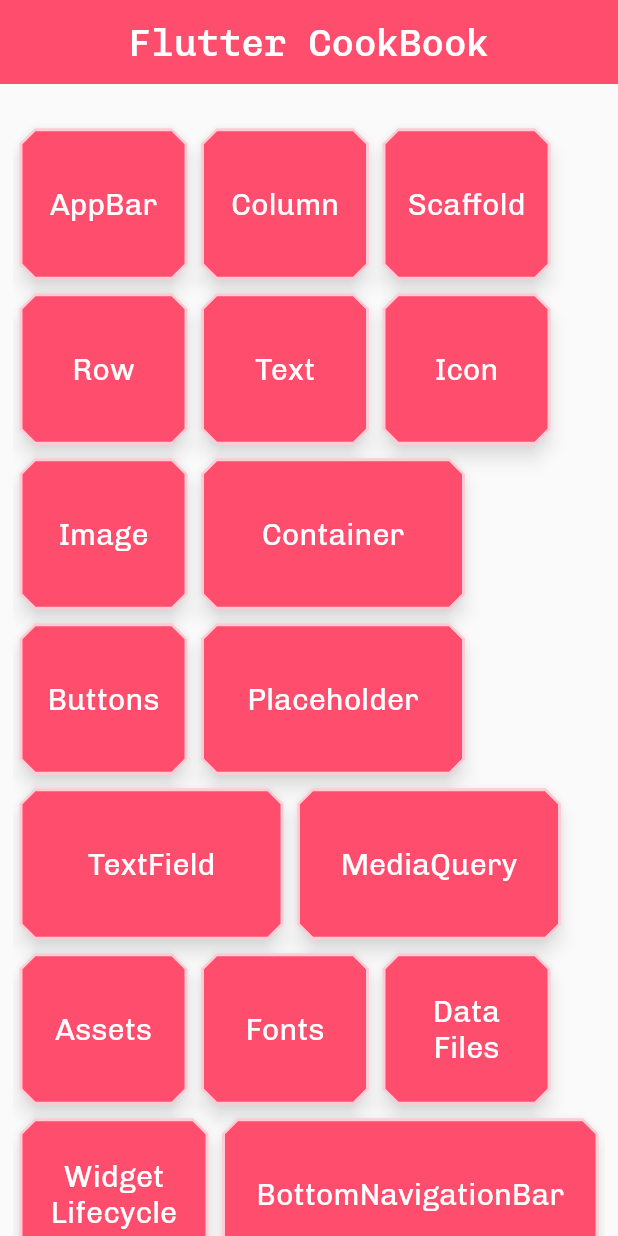
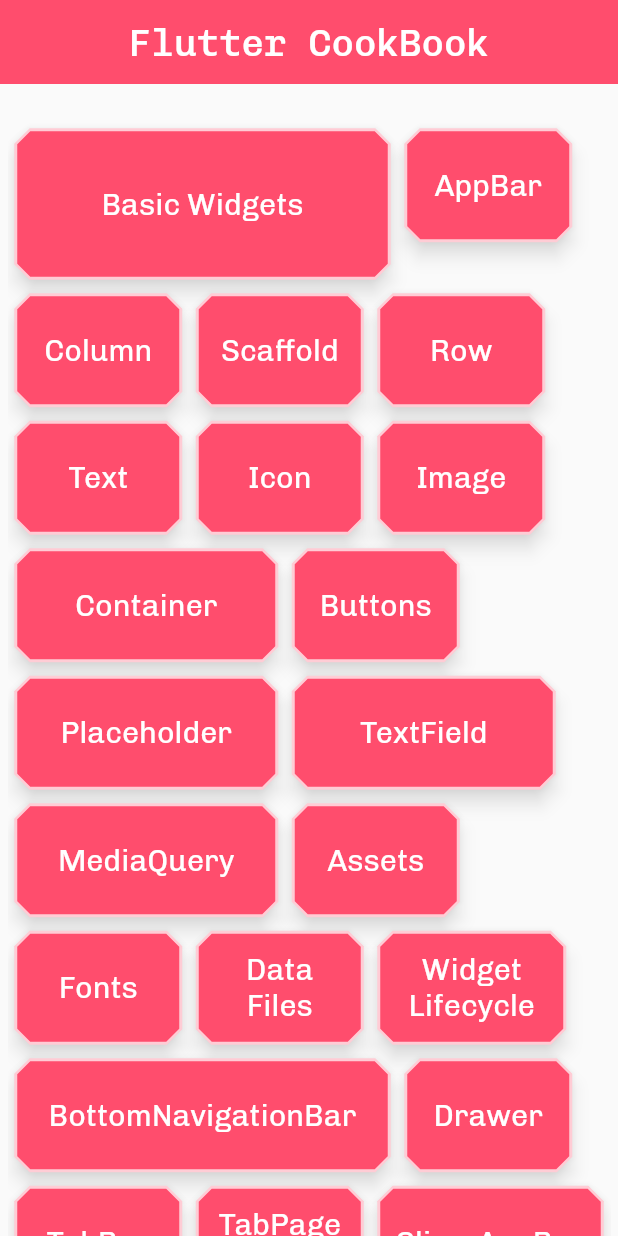
Before and after one commit to vidisha1106/chapter_4_flutter_basics, a Flutter app: the screen it shows after launch, on a phone screen of 412 x 824 dp. Run offline on Flutter 3.47's test engine with Material 2 defaults, Android fonts, the phone set to English and light mode, and no system bars; our stand-ins replace file_picker, flutter_switch, google_fonts.

Commit message:
Progress : Basic Widgets

```diff
--- a/lib/main.dart
+++ b/lib/main.dart
@@ -3,6 +3,7 @@
 import 'package:chapter_4_flutter_basics/appbar_widget.dart';
 import 'package:chapter_4_flutter_basics/assets.dart';
 import 'package:chapter_4_flutter_basics/assets_fonts.dart';
+import 'package:chapter_4_flutter_basics/basic_widgets.dart';
 import 'package:chapter_4_flutter_basics/bottom_navigation_bar.dart';
 import 'package:chapter_4_flutter_basics/bottom_sheet.dart';
 import 'package:chapter_4_flutter_basics/column_widget.dart';
@@ -50,55 +51,7 @@
   Widget build(BuildContext context) {
     return MaterialApp(
       theme: ThemeClass.lightTheme,
-      /*ThemeData(
-        brightness: Brightness.light,
-        primaryColor: Colors.pink[900],
-        fontFamily: 'Chivo',
-        textButtonTheme: TextButtonThemeData(
-          style: TextButton.styleFrom(
-              padding: const EdgeInsets.symmetric(horizontal: 25, vertical: 15),
-              shape: const RoundedRectangleBorder(
-                  side: BorderSide(color: Color(0xffff4d6d), width: 2),
-                  borderRadius: BorderRadius.all(Radius.circular(25))),
-              backgroundColor: const Color(0xfffff0f3),
-              foregroundColor: const Color(0xffff4d6d),
-              textStyle: const TextStyle(fontSize: 17, fontFamily: 'Chivo')),
-        ),
-        elevatedButtonTheme: ElevatedButtonThemeData(
-          style: ElevatedButton.styleFrom(
-            textStyle: const TextStyle(
-              fontFamily: 'Chivo',
-              fontSize: 20,
-              color: Colors.white,
-            ),
-          ),
-        ),
-      ),*/
       darkTheme: ThemeClass.darkTheme,
-      /*ThemeData(
-        brightness: Brightness.dark,
-        primaryColor: Colors.pink[900],
-        fontFamily: 'DynaPuff',
-        textButtonTheme: TextButtonThemeData(
-          style: TextButton.styleFrom(
-              padding: const EdgeInsets.symmetric(horizontal: 25, vertical: 15),
-              shape: const RoundedRectangleBorder(
-                  side: BorderSide(color: Color(0xfffff0f3), width: 2),
-                  borderRadius: BorderRadius.all(Radius.circular(25))),
-              backgroundColor: const Color(0xffff4d6d),
-              foregroundColor: const Color(0xfffff0f3),
-              textStyle: const TextStyle(fontSize: 17, fontFamily: 'DynaPuff')),
-        ),
-        elevatedButtonTheme: ElevatedButtonThemeData(
-          style: ElevatedButton.styleFrom(
-            textStyle: TextStyle(
-              fontFamily: 'DynaPuff',
-              fontSize: 20,
-              color: Colors.white,
-            ),
-          ),
-        ),
-      ),*/
       initialRoute: '/home',
       routes: {
         '/home': (context) => MyHomePage(),
@@ -141,6 +94,12 @@
             padding: const EdgeInsets.only(bottom: 25, top: 25),
             child: Wrap(
               children: [
+                CustomElevatedButton(
+                  title: 'Basic Widgets',
+                  height: 100,
+                  width: 250,
+                  routeName: MyBasicWidgets(),
+                ),
                 CustomElevatedButton(
                     title: 'AppBar', routeName: const MyAppBarWidget()),
                 CustomElevatedButton(
@@ -187,11 +146,13 @@
                 ),
                 CustomElevatedButton(
                   title: 'Widget Lifecycle',
-                  routeName: MyWidgetLifecycle(),width: 125,
+                  routeName: MyWidgetLifecycle(),
+                  width: 125,
                 ),
                 CustomElevatedButton(
                   title: 'BottomNavigationBar',
-                  routeName: MyBottomNavigationBar(),width: 250,
+                  routeName: MyBottomNavigationBar(),
+                  width: 250,
                 ),
                 CustomElevatedButton(
                   title: 'Drawer',
@@ -206,15 +167,18 @@
                   routeName: MyTabPageSelector(),
                 ),
                 CustomElevatedButton(
-                  title: 'SliverAppBar',width: 150,
+                  title: 'SliverAppBar',
+                  width: 150,
                   routeName: MySliverAppBar(),
                 ),
                 CustomElevatedButton(
-                  title: 'FloatingActionButton',width: 225,
+                  title: 'FloatingActionButton',
+                  width: 225,
                   routeName: MyFloatingActionButton(),
                 ),
                 CustomElevatedButton(
-                  title: 'CheckBox',width: 125,
+                  title: 'CheckBox',
+                  width: 125,
                   routeName: MyCheckBox(),
                 ),
                 CustomElevatedButton(
@@ -226,19 +190,23 @@
                   routeName: MySwitch(),
                 ),
                 CustomElevatedButton(
-                  title: 'Date & Time Picker',width: 200,
+                  title: 'Date & Time Picker',
+                  width: 200,
                   routeName: MyDateTimePicker(),
                 ),
                 CustomElevatedButton(
-                  title: 'AlertDialog',width: 150,
+                  title: 'AlertDialog',
+                  width: 150,
                   routeName: MyAlertDialog(),
                 ),
                 CustomElevatedButton(
-                  title: 'SimpleDialog',width: 150,
+                  title: 'SimpleDialog',
+                  width: 150,
                   routeName: MySimpleDialog(),
                 ),
                 CustomElevatedButton(
-                  title: 'BottomSheet',width: 150,
+                  title: 'BottomSheet',
+                  width: 150,
                   routeName: MyBottomSheet(),
                 ),
               ],
@@ -263,7 +231,7 @@
       this.routeName,
       this.onPressed,
       this.width = 111,
-      this.height = 100});
+      this.height = 75});
 
   @override
   Widget build(BuildContext context) {
```
Also changed, not shown: lib/basic_widgets.dart (added, +101 -0 lines).
